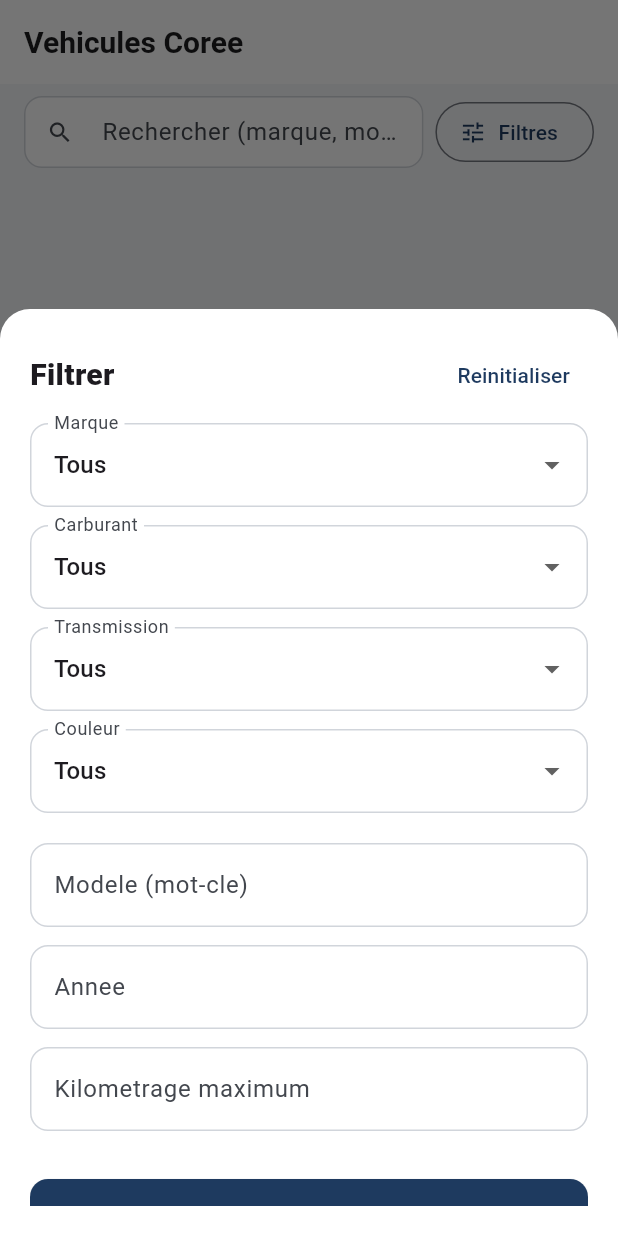
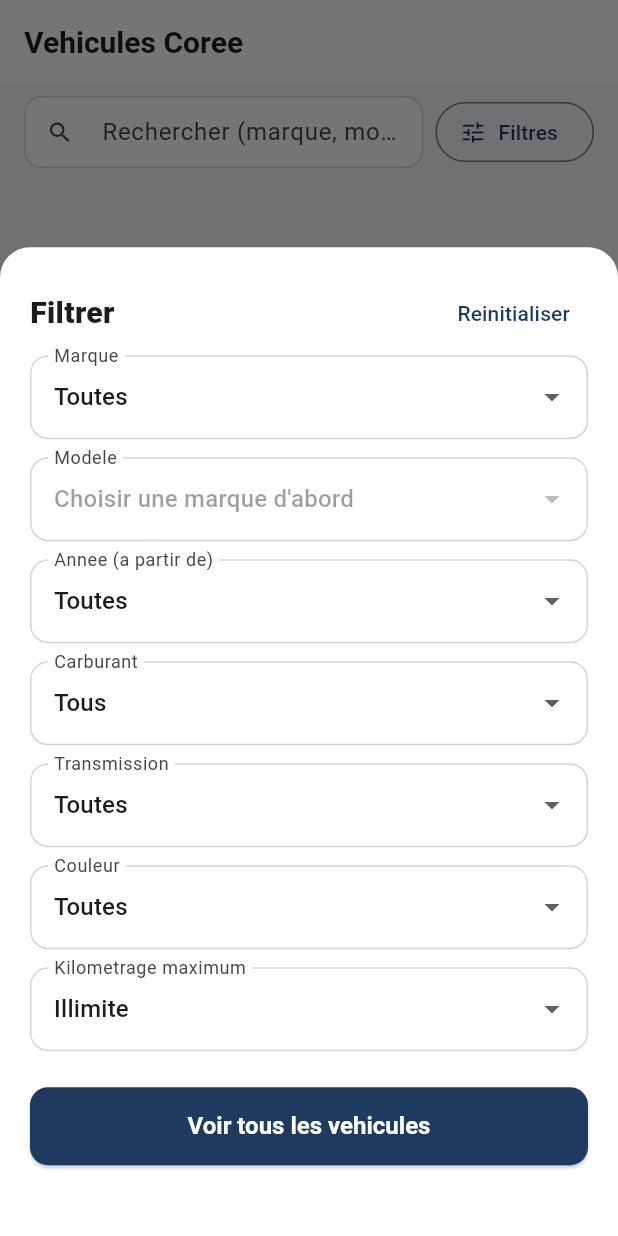
Before and after one commit to tairouseye/terangamobility, a Flutter app: the VehicleCatalogScreen screen opened by its route, after a tap on "Filtres", on a phone screen of 412 x 824 dp. Run offline on Flutter 3.47's test engine with Material 3 defaults, Android fonts, the phone set to English and light mode, and no system bars; our stand-ins replace flutter_riverpod, go_router, image_picker, package_info_plus, pdf, supabase_flutter; accounts and stored records are empty.

Commit message:
Refonte filtre catalogue vehicules : listes dependantes Marque->Modele, Annee a partir de (gte), Km par paliers
Co-Authored-By: Claude Opus 4.8 <noreply@anthropic.com>

```diff
--- a/lib/demo/demo_vehicle_source.dart
+++ b/lib/demo/demo_vehicle_source.dart
@@ -154,7 +154,7 @@ class DemoVehicleDataSource implements VehicleDataSource {
       r = r.where(
           (v) => v.model.toLowerCase().contains(f.model!.toLowerCase()));
     }
-    if (f.year != null) r = r.where((v) => v.year == f.year);
+    if (f.year != null) r = r.where((v) => (v.year ?? 0) >= f.year!);
     if (f.fuel != null) r = r.where((v) => v.fuel == f.fuel);
     if (f.transmission != null) {
       r = r.where((v) => v.transmission == f.transmission);
@@ -200,6 +200,17 @@ class DemoVehicleDataSource implements VehicleDataSource {
     final list = set.toList()..sort();
     return list;
   }
+
+  @override
+  Future<List<String>> modelsForBrand(String brand) async {
+    final set = _listings
+        .where((v) => v.brand == brand)
+        .map((v) => v.model)
+        .toSet()
+        .toList()
+      ..sort();
+    return set;
+  }
 }
 
 /// Service de demande de prix factice (mode demo).
--- a/lib/features/vehicles_kr/widgets/vehicle_filter_sheet.dart
+++ b/lib/features/vehicles_kr/widgets/vehicle_filter_sheet.dart
@@ -1,11 +1,12 @@
 import 'package:flutter/material.dart';
 import 'package:flutter_riverpod/flutter_riverpod.dart';
 
-import '../../../core/theme/app_theme.dart';
 import '../../../models/vehicle_filter.dart';
 import '../../../providers/vehicle_catalog_providers.dart';
 
-/// Feuille de filtres du catalogue vehicules.
+/// Feuille de filtres du catalogue vehicules :
+/// Marque -> Modele (listes dependantes), Annee « a partir de »,
+/// Carburant, Transmission, Couleur, Kilometrage max (paliers).
 class VehicleFilterSheet extends ConsumerStatefulWidget {
   const VehicleFilterSheet({super.key});
 
@@ -15,6 +16,8 @@ class VehicleFilterSheet extends ConsumerStatefulWidget {
 
 class _VehicleFilterSheetState extends ConsumerState<VehicleFilterSheet> {
   late VehicleFilter _draft;
+
+  static const _mileageTiers = [50000, 100000, 150000, 200000];
 
   @override
   void initState() {
@@ -30,9 +33,18 @@ class _VehicleFilterSheetState extends ConsumerState<VehicleFilterSheet> {
         ref.watch(vehicleTransmissionsProvider).valueOrNull ?? const [];
     final colors = ref.watch(vehicleColorsProvider).valueOrNull ?? const [];
 
+    // Modeles dependants de la marque choisie.
+    final models = _draft.brand == null
+        ? const <String>[]
+        : (ref.watch(vehicleModelsProvider(_draft.brand!)).valueOrNull ??
+            const []);
+
+    final nowYear = DateTime.now().year;
+    final years = [for (var y = nowYear; y >= nowYear - 10; y--) y];
+
     return DraggableScrollableSheet(
       expand: false,
-      initialChildSize: 0.75,
+      initialChildSize: 0.8,
       maxChildSize: 0.95,
       builder: (context, scroll) => Padding(
         padding: const EdgeInsets.all(20),
@@ -52,44 +64,87 @@ class _VehicleFilterSheetState extends ConsumerState<VehicleFilterSheet> {
                 ),
               ],
             ),
-            const SizedBox(height: 8),
-            _dropdown('Marque', _draft.brand, brands,
-                (v) => setState(() => _draft = _draft.copyWith(brand: v))),
-            _dropdown('Carburant', _draft.fuel, fuels,
-                (v) => setState(() => _draft = _draft.copyWith(fuel: v))),
-            _dropdown('Transmission', _draft.transmission, trans,
-                (v) => setState(() => _draft = _draft.copyWith(transmission: v))),
-            _dropdown('Couleur', _draft.color, colors,
-                (v) => setState(() => _draft = _draft.copyWith(color: v))),
-            const SizedBox(height: 8),
-            _TextFilter(
-              label: 'Modele (mot-cle)',
+            const SizedBox(height: 4),
+
+            // --- Marque -> Modele (dependants) ---
+            _dropdown<String>(
+              label: 'Marque',
+              value: _draft.brand,
+              hint: 'Toutes',
+              items: brands,
+              itemLabel: (b) => b,
+              onChanged: (v) => setState(() =>
+                  _draft = _draft.copyWith(brand: v, model: null)),
+            ),
+            _dropdown<String>(
+              label: 'Modele',
               value: _draft.model,
-              keyboard: TextInputType.text,
+              hint: _draft.brand == null
+                  ? 'Choisir une marque d\'abord'
+                  : 'Tous',
+              items: models,
+              itemLabel: (m) => m,
+              enabled: _draft.brand != null,
+              onChanged: (v) => setState(() => _draft = _draft.copyWith(model: v)),
+            ),
+
+            // --- Annee a partir de ---
+            _dropdown<int>(
+              label: 'Annee (a partir de)',
+              value: _draft.year,
+              hint: 'Toutes',
+              items: years,
+              itemLabel: (y) => 'A partir de $y',
+              onChanged: (v) => setState(() => _draft = _draft.copyWith(year: v)),
+            ),
+
+            // --- Carburant / Transmission / Couleur ---
+            _dropdown<String>(
+              label: 'Carburant',
+              value: _draft.fuel,
+              hint: 'Tous',
+              items: fuels,
+              itemLabel: (e) => e,
+              onChanged: (v) => setState(() => _draft = _draft.copyWith(fuel: v)),
+            ),
+            _dropdown<String>(
+              label: 'Transmission',
+              value: _draft.transmission,
+              hint: 'Toutes',
+              items: trans,
+              itemLabel: (e) => e,
               onChanged: (v) =>
-                  setState(() => _draft = _draft.copyWith(model: v)),
+                  setState(() => _draft = _draft.copyWith(transmission: v)),
             ),
-            _TextFilter(
-              label: 'Annee',
-              value: _draft.year?.toString(),
-              keyboard: TextInputType.number,
-              onChanged: (v) => setState(() =>
-                  _draft = _draft.copyWith(year: v == null ? null : int.tryParse(v))),
+            _dropdown<String>(
+              label: 'Couleur',
+              value: _draft.color,
+              hint: 'Toutes',
+              items: colors,
+              itemLabel: (e) => e,
+              onChanged: (v) => setState(() => _draft = _draft.copyWith(color: v)),
             ),
-            _TextFilter(
+
+            // --- Kilometrage max (paliers) ---
+            _dropdown<int>(
               label: 'Kilometrage maximum',
-              value: _draft.maxMileage?.toString(),
-              keyboard: TextInputType.number,
-              onChanged: (v) => setState(() => _draft =
-                  _draft.copyWith(maxMileage: v == null ? null : int.tryParse(v))),
+              value: _draft.maxMileage,
+              hint: 'Illimite',
+              items: _mileageTiers,
+              itemLabel: (km) => 'Jusqu\'a ${_fmt(km)} km',
+              onChanged: (v) =>
+                  setState(() => _draft = _draft.copyWith(maxMileage: v)),
             ),
-            const SizedBox(height: 20),
+
+            const SizedBox(height: 12),
             ElevatedButton(
               onPressed: () {
                 ref.read(vehicleFilterProvider.notifier).state = _draft;
                 Navigator.of(context).pop();
               },
-              child: const Text('Appliquer les filtres'),
+              child: Text(_draft.activeCount == 0
+                  ? 'Voir tous les vehicules'
+                  : 'Appliquer (${_draft.activeCount})'),
             ),
           ],
         ),
@@ -97,75 +152,45 @@ class _VehicleFilterSheetState extends ConsumerState<VehicleFilterSheet> {
     );
   }
 
-  Widget _dropdown(String label, String? value, List<String> items,
-      ValueChanged<String?> onChanged) {
+  static String _fmt(int v) {
+    final s = v.toString();
+    final b = StringBuffer();
+    for (var i = 0; i < s.length; i++) {
+      if (i > 0 && (s.length - i) % 3 == 0) b.write(' ');
+      b.write(s[i]);
+    }
+    return b.toString();
+  }
+
+  /// Dropdown generique avec option « aucune valeur » (null).
+  /// La cle inclut la valeur et le nombre d'items : le champ se reinitialise
+  /// proprement au reset et quand la liste dependante (modeles) change.
+  Widget _dropdown<T>({
+    required String label,
+    required T? value,
+    required String hint,
+    required List<T> items,
+    required String Function(T) itemLabel,
+    required ValueChanged<T?> onChanged,
+    bool enabled = true,
+  }) {
+    // Valeur toujours coherente avec les options disponibles.
+    final T? safe = (value != null && items.contains(value)) ? value : null;
     return Padding(
       padding: const EdgeInsets.only(bottom: 12),
-      child: DropdownButtonFormField<String>(
-        initialValue: value,
+      child: DropdownButtonFormField<T>(
+        key: ValueKey('$label-$safe-${items.length}'),
+        initialValue: safe,
         isExpanded: true,
         decoration: InputDecoration(labelText: label),
-        hint: const Text('Tous'),
+        hint: Text(hint),
         items: [
-          const DropdownMenuItem<String>(value: null, child: Text('Tous')),
-          ...items.map((e) => DropdownMenuItem(value: e, child: Text(e))),
+          DropdownMenuItem<T>(value: null, child: Text(hint)),
+          ...items
+              .map((e) => DropdownMenuItem(value: e, child: Text(itemLabel(e)))),
         ],
-        onChanged: onChanged,
+        onChanged: enabled ? onChanged : null,
       ),
     );
   }
 }
-
-class _TextFilter extends StatefulWidget {
-  final String label;
-  final String? value;
-  final TextInputType keyboard;
-  final ValueChanged<String?> onChanged;
-  const _TextFilter({
-    required this.label,
-    required this.value,
-    required this.keyboard,
-    required this.onChanged,
-  });
-
-  @override
-  State<_TextFilter> createState() => _TextFilterState();
-}
-
-class _TextFilterState extends State<_TextFilter> {
-  late final TextEditingController _c =
-      TextEditingController(text: widget.value);
-
-  @override
-  void dispose() {
-    _c.dispose();
-    super.dispose();
-  }
-
-  @override
-  Widget build(BuildContext context) {
-    return Padding(
-      padding: const EdgeInsets.only(bottom: 12),
-      child: TextField(
-        controller: _c,
-        keyboardType: widget.keyboard,
-        decoration: InputDecoration(
-          labelText: widget.label,
-          suffixIcon: _c.text.isEmpty
-              ? null
-              : IconButton(
-                  icon: const Icon(Icons.clear, size: 18),
-                  onPressed: () {
-                    _c.clear();
-                    widget.onChanged(null);
-                  },
-                ),
-        ),
-        onChanged: (v) => widget.onChanged(v.trim().isEmpty ? null : v.trim()),
-      ),
-    );
-  }
-}
-
-/// Couleur d'accent reutilisable pour le badge de filtre actif.
-const filterAccent = AppColors.primary;
--- a/lib/providers/vehicle_catalog_providers.dart
+++ b/lib/providers/vehicle_catalog_providers.dart
@@ -40,6 +40,11 @@ final vehicleByRefProvider =
 /// Valeurs distinctes pour les listes de filtres.
 final vehicleBrandsProvider = FutureProvider<List<String>>(
     (ref) => ref.watch(vehicleCatalogRepositoryProvider).brands());
+
+/// Modeles disponibles pour une marque (liste dependante du filtre).
+final vehicleModelsProvider = FutureProvider.family<List<String>, String>(
+    (ref, brand) =>
+        ref.watch(vehicleCatalogRepositoryProvider).modelsForBrand(brand));
 final vehicleFuelsProvider = FutureProvider<List<String>>(
     (ref) => ref.watch(vehicleCatalogRepositoryProvider).fuels());
 final vehicleTransmissionsProvider = FutureProvider<List<String>>(
--- a/lib/repositories/vehicle_catalog_repository.dart
+++ b/lib/repositories/vehicle_catalog_repository.dart
@@ -16,7 +16,8 @@ class VehicleCatalogRepository {
       _source.fetchByReference(reference);
 
   Future<List<String>> brands() => _source.distinctValues('brand');
-  Future<List<String>> models() => _source.distinctValues('model');
+  Future<List<String>> modelsForBrand(String brand) =>
+      _source.modelsForBrand(brand);
   Future<List<String>> fuels() => _source.distinctValues('fuel');
   Future<List<String>> transmissions() =>
       _source.distinctValues('transmission');
--- a/lib/services/vehicle_data_source.dart
+++ b/lib/services/vehicle_data_source.dart
@@ -13,6 +13,9 @@ abstract class VehicleDataSource {
 
   /// Valeurs distinctes pour alimenter les filtres (marques, carburants...).
   Future<List<String>> distinctValues(String field);
+
+  /// Modeles distincts disponibles pour une marque donnee (listes dependantes).
+  Future<List<String>> modelsForBrand(String brand);
 }
 
 /// Implementation par defaut : lit la table `vehicle_listings` de Supabase,
@@ -35,7 +38,7 @@ class SupabaseVehicleDataSource implements VehicleDataSource {
 
     if (filter.brand != null) query = query.eq('brand', filter.brand!);
     if (filter.model != null) query = query.eq('model', filter.model!);
-    if (filter.year != null) query = query.eq('year', filter.year!);
+    if (filter.year != null) query = query.gte('year', filter.year!); // a partir de
     if (filter.fuel != null) query = query.eq('fuel', filter.fuel!);
     if (filter.transmission != null) {
       query = query.eq('transmission', filter.transmission!);
@@ -82,4 +85,21 @@ class SupabaseVehicleDataSource implements VehicleDataSource {
     final list = set.toList()..sort();
     return list;
   }
+
+  @override
+  Future<List<String>> modelsForBrand(String brand) async {
+    final rows = await _client
+        .from(_table)
+        .select('model')
+        .eq('is_active', true)
+        .eq('brand', brand)
+        .limit(1000);
+    final set = <String>{};
+    for (final r in rows as List) {
+      final v = (r as Map)['model'];
+      if (v != null && v.toString().isNotEmpty) set.add(v.toString());
+    }
+    final list = set.toList()..sort();
+    return list;
+  }
 }
```
